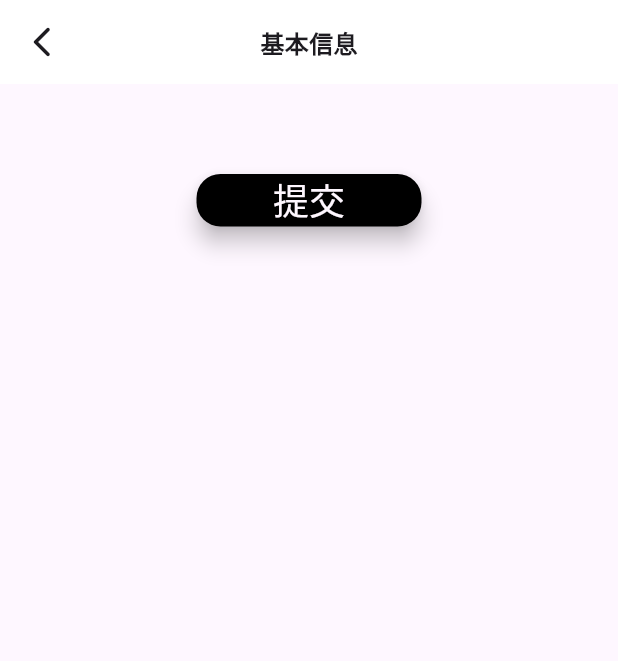
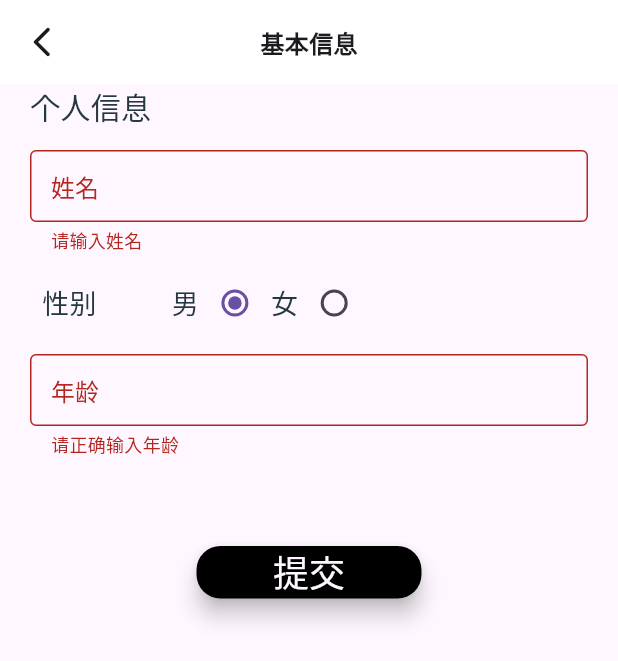
Before and after one commit to HomuraCat/Android, a Flutter app: the BasicInforPage screen opened directly, after a tap on "提交", on a phone screen of 412 x 824 dp. Shown: the top 661 px of the screen. Run offline on Flutter 3.47's test engine with Material 3 defaults, Android fonts, the phone set to English and light mode, and no system bars; our stand-ins replace chewie, shared_preferences, video_player; accounts and stored records are empty.

Commit message:
basicly finish the basic_information_page

```diff
--- a/lib/fitness_app/account/basic_information_page.dart
+++ b/lib/fitness_app/account/basic_information_page.dart
@@ -13,12 +13,9 @@ class BasicInforPage extends StatefulWidget {
 
 class _BasicInforPageState extends State<BasicInforPage> {
   final GlobalKey _formKey = GlobalKey<FormState>();
-  late String _temperature,
-      high_pressure,
-      low_pressure,
-      medication_type,
-      medication_dosage,
-      last_time = "";
+  late String name,
+      age;
+  int gender = 1;
 
   @override
   Widget build(BuildContext context) {
@@ -33,13 +30,94 @@ class _BasicInforPageState extends State<BasicInforPage> {
         child: ListView(
           padding: const EdgeInsets.symmetric(horizontal: 20),
           children: [
-
+            buildIndividualInforTitle(),
+            const SizedBox(height: 10),
+            buildNameField(),
+            const SizedBox(height: 10),
+            buildGenderField(),
+            const SizedBox(height: 10),
+            buildAgeField(),
             const SizedBox(height: 60),
             buildSubmitButton(context),
             const SizedBox(height: 60),
           ],
         ),
       ),
+    );
+  }
+
+  Widget buildNameField() {
+    return TextFormField(
+      decoration: const InputDecoration(
+          contentPadding: EdgeInsets.symmetric(vertical: 12, horizontal: 10),
+          border: OutlineInputBorder(),
+          labelText: '姓名'),
+      validator: (v) {
+        if (v!.isEmpty) {
+          return '请输入姓名';
+        }
+      },
+      onSaved: (v) => name = v!,
+    );
+  }
+
+  Widget buildIndividualInforTitle() {
+    return const Padding(
+        padding: EdgeInsets.only(bottom: 5),
+        child: Text(
+          '个人信息',
+          style: TextStyle(fontSize: 20),
+        ));
+  }
+
+  Widget buildGenderField() {
+    return Row(children: [
+      const SizedBox(width: 8),
+      Text(
+        '性别',
+        style: TextStyle(fontSize: 18),
+      ),
+      const SizedBox(width: 50),
+      Text(
+        '男',
+        style: TextStyle(fontSize: 18),
+      ),
+      Radio(
+          value: 1,
+          groupValue: gender,
+          onChanged: (value) {
+            setState(() {
+              gender = value as int;
+            });
+          }),
+      Text(
+        '女',
+        style: TextStyle(fontSize: 18),
+      ),
+      Radio(
+          value: 2,
+          groupValue: gender,
+          onChanged: (value) {
+            setState(() {
+              gender = value as int;
+            });
+          })
+    ]);
+  }
+
+    Widget buildAgeField() {
+    return TextFormField(
+      decoration: const InputDecoration(
+          contentPadding: EdgeInsets.symmetric(vertical: 12, horizontal: 10),
+          border: OutlineInputBorder(),
+          labelText: '年龄'),
+      validator: (v) {
+        var ageReg = RegExp(r"^[0-9]+");
+        if (!ageReg.hasMatch(v!)) {
+          return '请正确输入年龄';
+        }
+      },
+      onSaved: (v) => name = v!,
     );
   }
 
@@ -72,8 +150,9 @@ class _BasicInforPageState extends State<BasicInforPage> {
         'Content-Type': 'application/json; charset=UTF-8',
       },
       body: jsonEncode(<String, String>{
-        'name': 'testing',
-        'type': 'daily_report'
+        'name': name,
+        'gender': (gender==1)?"男":"女",
+        'age': age
       }),
     );
 
--- a/lib/fitness_app/account/daily_report_page.dart
+++ b/lib/fitness_app/account/daily_report_page.dart
@@ -17,8 +17,8 @@ class _DailyReportPageState extends State<DailyReportPage> {
       high_pressure,
       low_pressure,
       medication_type,
-      medication_dosage;
-  String last_time = "";
+      medication_dosage,
+      last_time;
   double _pain = 1.0, _tiredness = 1.0, _sleep = 1.0;
   bool submitstate = false;
   int _selectedValue = 1;
@@ -364,9 +364,9 @@ class _DailyReportPageState extends State<DailyReportPage> {
 
   Widget buildSubmitText() {
     return const Padding(
-        padding: EdgeInsets.only(left: 140),
+        padding: EdgeInsets.only(left: 150),
         child: Text(
-          '提交成功！',
+          '已提交',
           style: TextStyle(fontSize: 17, color: Colors.red),
         ));
   }
```
